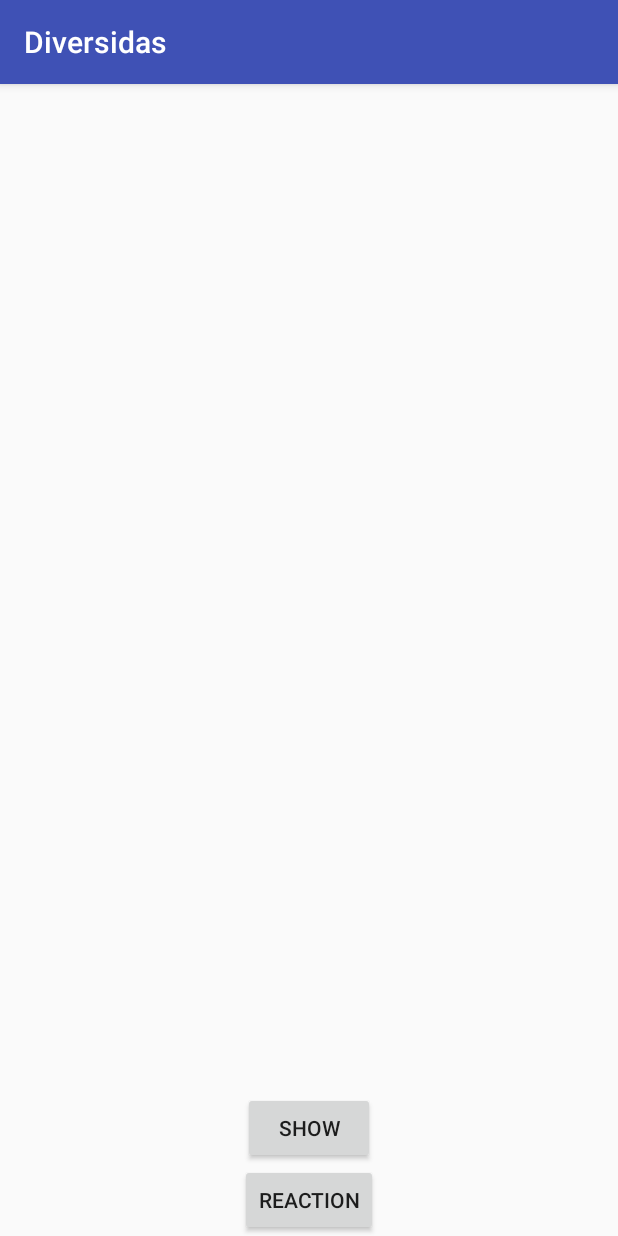
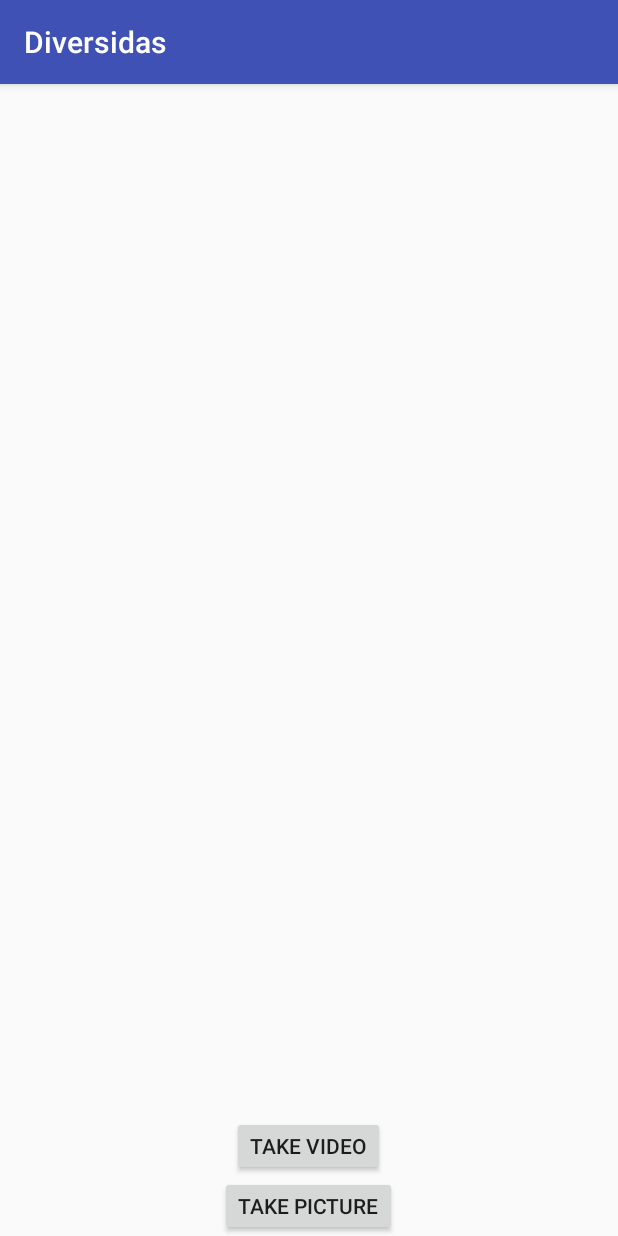
Before and after one commit to ZacharyBys/Adidas-Moments, an Android app: the TimelinePage screen opened directly, with no data from a screen before it, on a phone screen of 412 x 824 dp. Run offline under Robolectric (Android 15) with nearby library versions, the phone set to English and light mode, and no system bars; libraries missing offline, so code that uses them is left out: net.gotev.uploadservice.

Commit message:
begin video uploading

```diff
--- a/app/src/main/res/layout/activity_timeline_page.xml
+++ b/app/src/main/res/layout/activity_timeline_page.xml
@@ -9,17 +9,17 @@
     <Button
         android:id="@+id/photobutton"
         android:layout_width="wrap_content"
-        android:layout_height="wrap_content"
-        android:text="Reaction"
+        android:layout_height="40dp"
+        android:text="Take Picture"
         android:layout_alignParentBottom="true"
         android:layout_centerHorizontal="true"
         />
 
     <Button
-        android:id="@+id/displaybutton"
+        android:id="@+id/videobutton"
         android:layout_width="wrap_content"
-        android:layout_height="wrap_content"
-        android:text="Show"
+        android:layout_height="40dp"
+        android:text="Take video"
         android:layout_above="@+id/photobutton"
         android:layout_centerHorizontal="true"
         />
```
Also changed, not shown: app/src/main/java/fcdiversidas/diversidas/TimelinePage.java (+61 -7 lines).
